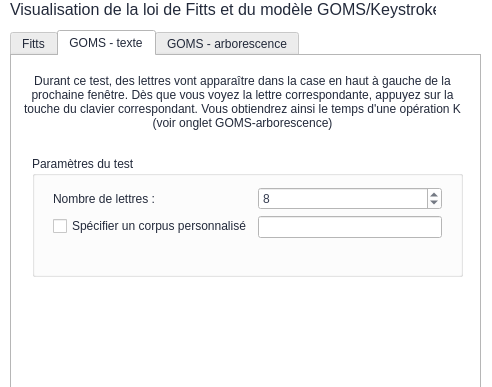
The window that mainwindow.ui (Anthex/GL40) describes before a commit, drawn with Qt 5; both pictures show x 0 to 492 and y 0 to 387 of the 492 by 574 pixel window.
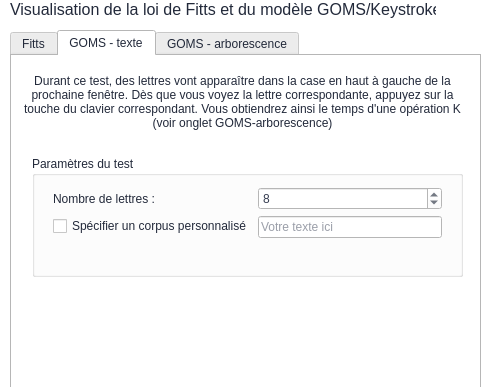
The same window after the commit. The open tabs and pages were chosen to show the change.

What changed in the file:
```diff
--- a/mainwindow.ui
+++ b/mainwindow.ui
@@ -781,7 +781,11 @@
          </widget>
         </item>
         <item row="1" column="1">
-         <widget class="QLineEdit" name="lineEdit_3"/>
+         <widget class="QLineEdit" name="lineEdit_3">
+          <property name="placeholderText">
+           <string>Votre texte ici</string>
+          </property>
+         </widget>
         </item>
        </layout>
       </widget>
```
Left out of the diff: 2 changed lines with no effect on the pictures.
